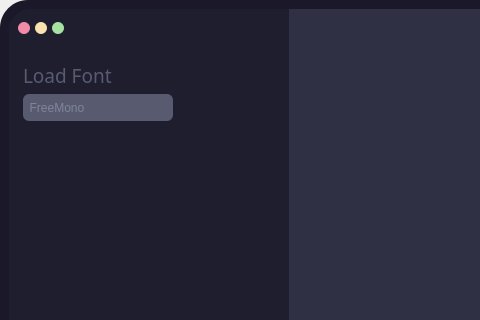
Old version of the form ui/typewriter.ui in the repository beyonson/font-loader; both pictures show x 0 to 480 and y 0 to 320 of the 800 by 600 pixel window.
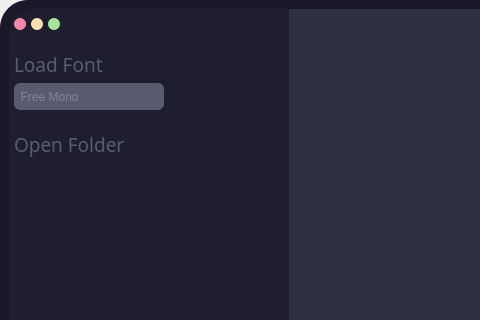
New version of the form. Icons and pictures are not drawn.

Commit message: upload font working with font loader, working on loading screen

What changed in the file:
```diff
--- a/ui/typewriter.ui
+++ b/ui/typewriter.ui
@@ -60,6 +60,16 @@
 	color: #585b70;
 }
 
+#fontDirLabel {
+	color: #585b70;
+}
+
+#fontDirList {
+	background-color: transparent;
+	color: #585b70;
+	font-size: 12;
+}
+
 #closeButton {
 	background-color: #f38ba8;
 	border-style: solid;
@@ -144,7 +154,22 @@
           <enum>QFrame::Raised</enum>
          </property>
          <layout class="QVBoxLayout" name="verticalLayout_2">
-          <item alignment="Qt::AlignTop">
+          <property name="spacing">
+           <number>6</number>
+          </property>
+          <property name="leftMargin">
+           <number>0</number>
+          </property>
+          <property name="topMargin">
+           <number>0</number>
+          </property>
+          <property name="rightMargin">
+           <number>0</number>
+          </property>
+          <property name="bottomMargin">
+           <number>0</number>
+          </property>
+          <item>
            <widget class="QFrame" name="buttonFrame">
             <property name="frameShape">
              <enum>QFrame::StyledPanel</enum>
@@ -157,16 +182,16 @@
               <number>5</number>
              </property>
              <property name="leftMargin">
-              <number>0</number>
+              <number>5</number>
              </property>
              <property name="topMargin">
-              <number>0</number>
+              <number>5</number>
              </property>
              <property name="rightMargin">
-              <number>0</number>
+              <number>5</number>
              </property>
              <property name="bottomMargin">
-              <number>0</number>
+              <number>5</number>
              </property>
              <item>
               <widget class="QPushButton" name="closeButton">
@@ -254,7 +279,7 @@
               <number>5</number>
              </property>
              <property name="rightMargin">
-              <number>5</number>
+              <number>0</number>
              </property>
              <property name="bottomMargin">
               <number>5</number>
@@ -292,13 +317,49 @@
                    </font>
                   </property>
                   <property name="text">
-                   <string>Load Font</string>
+                   <string>Load Font </string>
                   </property>
                   <property name="alignment">
                    <set>Qt::AlignLeading|Qt::AlignLeft|Qt::AlignVCenter</set>
                   </property>
                  </widget>
                 </item>
+                <item alignment="Qt::AlignRight">
+                 <widget class="QPushButton" name="fontButton">
+                  <property name="cursor">
+                   <cursorShape>OpenHandCursor</cursorShape>
+                  </property>
+                  <property name="text">
+                   <string/>
+                  </property>
+                  <property name="icon">
+                   <iconset resource="resources.qrc">
+                    <normaloff>:/icons/icons/greyupload.png</normaloff>:/icons/icons/greyupload.png</iconset>
+                  </property>
+                  <property name="iconSize">
+                   <size>
+                    <width>24</width>
+                    <height>24</height>
+                   </size>
+                  </property>
+                 </widget>
+                </item>
+                <item>
+                 <spacer name="horizontalSpacer_2">
+                  <property name="orientation">
+                   <enum>Qt::Horizontal</enum>
+                  </property>
+                  <property name="sizeType">
+                   <enum>QSizePolicy::Fixed</enum>
+                  </property>
+                  <property name="sizeHint" stdset="0">
+                   <size>
+                    <width>80</width>
+                    <height>20</height>
+                   </size>
+                  </property>
+                 </spacer>
+                </item>
                </layout>
               </widget>
              </item>
@@ -359,7 +420,7 @@
                       </size>
                      </property>
                      <property name="text">
-                      <string>  FreeMono</string>
+                      <string>  Free Mono</string>
                      </property>
                     </widget>
                    </item>
@@ -393,8 +454,94 @@
                   </layout>
                  </widget>
                 </item>
-                <item>
-                 <widget class="QPushButton" name="fontButton">
+               </layout>
+              </widget>
+             </item>
+            </layout>
+           </widget>
+          </item>
+          <item>
+           <spacer name="verticalSpacer_2">
+            <property name="orientation">
+             <enum>Qt::Vertical</enum>
+            </property>
+            <property name="sizeType">
+             <enum>QSizePolicy::Fixed</enum>
+            </property>
+            <property name="sizeHint" stdset="0">
+             <size>
+              <width>20</width>
+              <height>10</height>
+             </size>
+            </property>
+           </spacer>
+          </item>
+          <item>
+           <widget class="QFrame" name="fontDirLabelFrame">
+            <property name="frameShape">
+             <enum>QFrame::NoFrame</enum>
+            </property>
+            <property name="frameShadow">
+             <enum>QFrame::Raised</enum>
+            </property>
+            <layout class="QHBoxLayout" name="horizontalLayout_9">
+             <property name="spacing">
+              <number>0</number>
+             </property>
+             <property name="leftMargin">
+              <number>5</number>
+             </property>
+             <property name="topMargin">
+              <number>0</number>
+             </property>
+             <property name="rightMargin">
+              <number>0</number>
+             </property>
+             <property name="bottomMargin">
+              <number>0</number>
+             </property>
+             <item>
+              <widget class="QLabel" name="fontDirLabel">
+               <property name="font">
+                <font>
+                 <family>Source Code Pro</family>
+                 <pointsize>14</pointsize>
+                </font>
+               </property>
+               <property name="text">
+                <string>Open Folder  </string>
+               </property>
+              </widget>
+             </item>
+             <item>
+              <widget class="QFrame" name="fontDirButtonFrame">
+               <property name="frameShape">
+                <enum>QFrame::StyledPanel</enum>
+               </property>
+               <property name="frameShadow">
+                <enum>QFrame::Raised</enum>
+               </property>
+               <layout class="QHBoxLayout" name="horizontalLayout_10">
+                <property name="spacing">
+                 <number>0</number>
+                </property>
+                <property name="leftMargin">
+                 <number>0</number>
+                </property>
+                <property name="topMargin">
+                 <number>0</number>
+                </property>
+                <property name="rightMargin">
+                 <number>0</number>
+                </property>
+                <property name="bottomMargin">
+                 <number>0</number>
+                </property>
+                <item alignment="Qt::AlignRight">
+                 <widget class="QPushButton" name="fontDirButton">
+                  <property name="cursor">
+                   <cursorShape>OpenHandCursor</cursorShape>
+                  </property>
                   <property name="text">
                    <string/>
                   </property>
@@ -410,32 +557,32 @@
                   </property>
                  </widget>
                 </item>
-                <item>
-                 <spacer name="horizontalSpacer_2">
-                  <property name="orientation">
-                   <enum>Qt::Horizontal</enum>
-                  </property>
-                  <property name="sizeType">
-                   <enum>QSizePolicy::Fixed</enum>
-                  </property>
-                  <property name="sizeHint" stdset="0">
-                   <size>
-                    <width>60</width>
-                    <height>20</height>
-                   </size>
-                  </property>
-                 </spacer>
-                </item>
                </layout>
               </widget>
              </item>
+             <item>
+              <spacer name="horizontalSpacer_3">
+               <property name="orientation">
+                <enum>Qt::Horizontal</enum>
+               </property>
+               <property name="sizeType">
+                <enum>QSizePolicy::Fixed</enum>
+               </property>
+               <property name="sizeHint" stdset="0">
+                <size>
+                 <width>80</width>
+                 <height>20</height>
+                </size>
+               </property>
+              </spacer>
+             </item>
             </layout>
            </widget>
           </item>
           <item>
            <widget class="QFrame" name="frame_2">
             <property name="frameShape">
-             <enum>QFrame::StyledPanel</enum>
+             <enum>QFrame::NoFrame</enum>
             </property>
             <property name="frameShadow">
              <enum>QFrame::Raised</enum>
```
Left out of the diff: 39 changed lines with no effect on the pictures. The commit also changes 128 other files.
